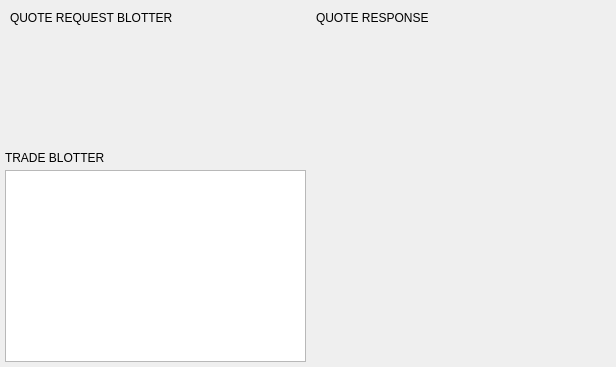
First picture: the form in BlockSettleUILib/RFQReplyWidget.ui, repository BlockSettle/terminal, before the edit.
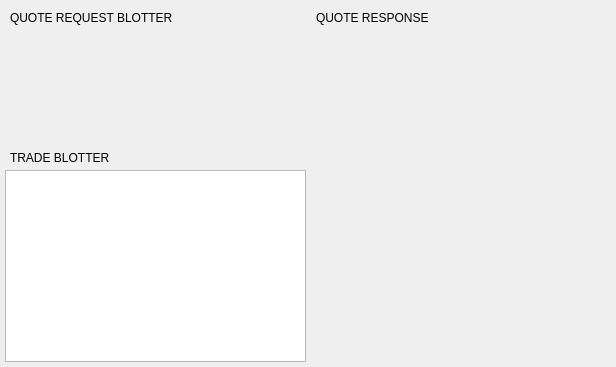
Second picture: the form after the edit. Custom widgets are drawn as their Qt base class.

Commit message: Fixed broken margin.

```diff
--- a/BlockSettleUILib/RFQReplyWidget.ui
+++ b/BlockSettleUILib/RFQReplyWidget.ui
@@ -200,10 +200,10 @@
            </property>
            <layout class="QHBoxLayout" name="horizontalLayout_5">
             <property name="spacing">
-             <number>0</number>
+             <number>5</number>
             </property>
             <property name="leftMargin">
-             <number>0</number>
+             <number>5</number>
             </property>
             <property name="topMargin">
              <number>0</number>
```
